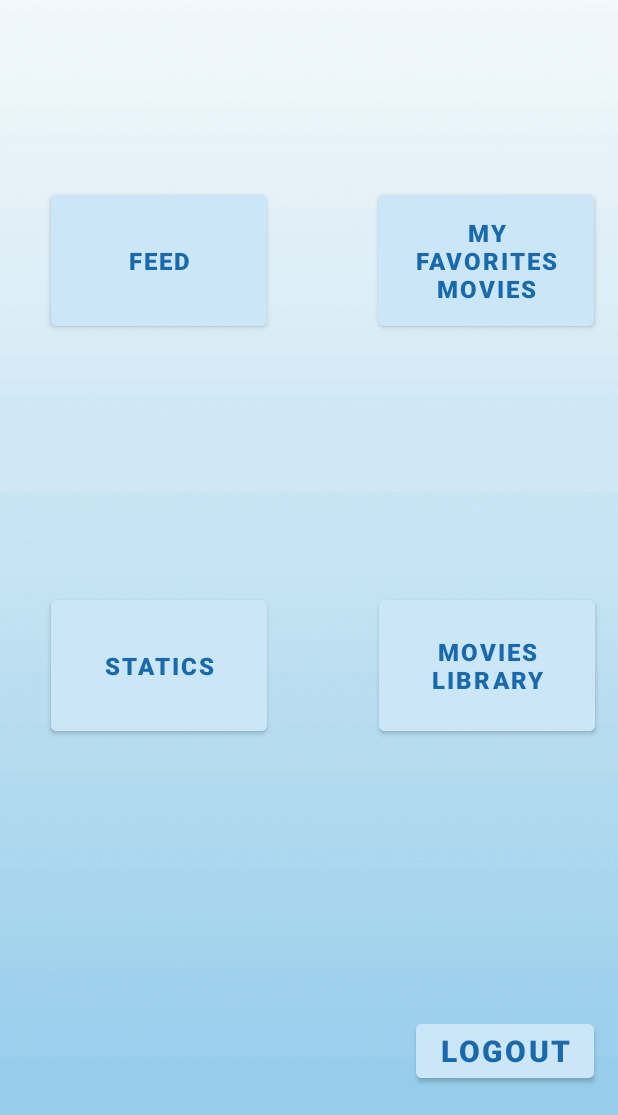
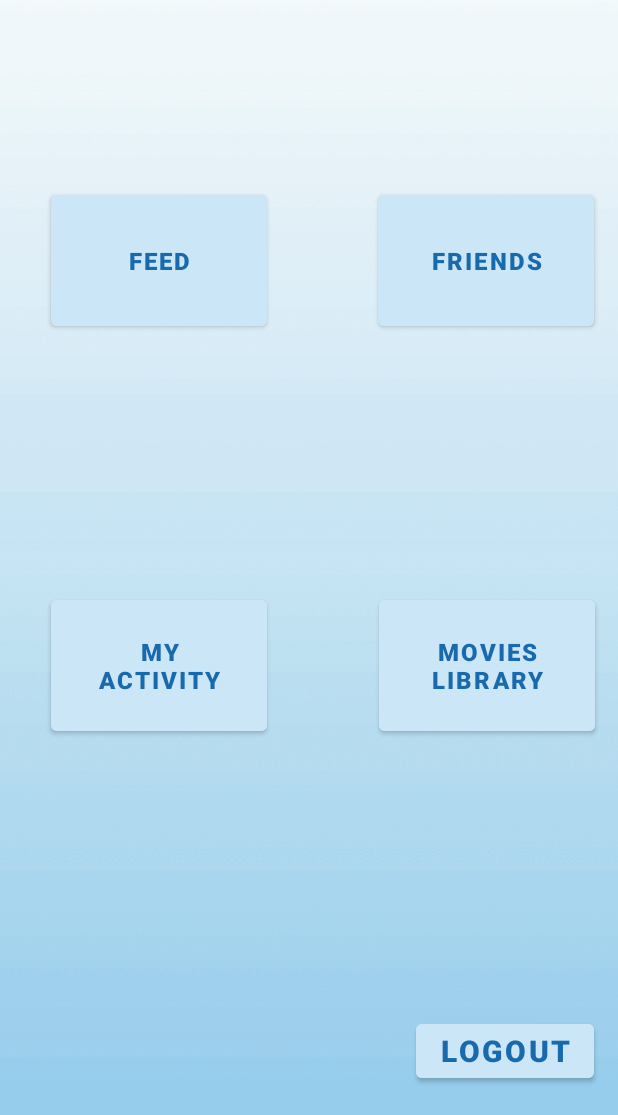
Before and after one commit to DorGetter/We-Watch---S.E.-project, an Android app: the ProfileUser screen opened directly, with no data from a screen before it, on a phone screen of 412 x 824 dp, the part 121-1236 px from its top. Run offline under Robolectric (Android 15) with nearby library versions, the phone set to English and light mode, and no system bars; our stand-ins replace Firebase (no records; nobody signed in at launch, a user with empty details on screens opened directly).

Commit message:
update fields & manager layout

```diff
--- a/app/src/main/AndroidManifest.xml
+++ b/app/src/main/AndroidManifest.xml
@@ -9,7 +9,8 @@
         android:roundIcon="@mipmap/ic_launcher_round"
         android:supportsRtl="true"
         android:theme="@style/Theme.SigningUp">
-        <activity android:name=".VOD"></activity>
+        <activity android:name=".UploadMovie"></activity>
+        <activity android:name=".VOD" />
         <activity android:name=".Feed" />
         <activity android:name=".ForgotPassword" />
         <activity android:name=".ProfileManager" />
--- a/app/src/main/java/com/example/signingup/ProfileUser.java
+++ b/app/src/main/java/com/example/signingup/ProfileUser.java
@@ -27,7 +27,7 @@ public class ProfileUser extends AppCompatActivity implements View.OnClickListen
     private DatabaseReference reference
             = FirebaseDatabase.getInstance().getReference("Users");;
 
-    Button feedButton, staticsButton,moviesLibButton,myFavoritesButton,logOut;
+    Button moviesLibButton,feedButton,FriendsButton,myActivityButton,logOut;
 
 
     @Override
@@ -42,15 +42,15 @@ public class ProfileUser extends AppCompatActivity implements View.OnClickListen
 
 
         feedButton          = (Button) findViewById(R.id.FeedButton)        ;
-        staticsButton       = (Button) findViewById(R.id.StaticsButton)     ;
+        myActivityButton    = (Button) findViewById(R.id.myActivityButton)  ;
         moviesLibButton     = (Button) findViewById(R.id.MoviesButton)      ;
-        myFavoritesButton   = (Button) findViewById(R.id.MyFavoritesButton) ;
+        FriendsButton       = (Button) findViewById(R.id.FriendsButton)     ;
         logOut              = (Button) findViewById(R.id.signOut)           ;
 
         feedButton          .setOnClickListener(this);
-        staticsButton       .setOnClickListener(this);
+        myActivityButton    .setOnClickListener(this);
         moviesLibButton     .setOnClickListener(this);
-        myFavoritesButton   .setOnClickListener(this);
+        FriendsButton       .setOnClickListener(this);
         logOut              .setOnClickListener(this);
 
         // greeting the User (Top Left write user name)
@@ -83,12 +83,12 @@ public class ProfileUser extends AppCompatActivity implements View.OnClickListen
             case R.id.FeedButton:
                 startActivity(new Intent(this,Feed.class));
                 break;
-            case R.id.StaticsButton:
+            case R.id.FriendsButton:
                 break;
             case R.id.MoviesButton:
                 startActivity(new Intent(this,VOD.class));
                 break;
-            case R.id.MyFavoritesButton:
+            case R.id.myActivityButton:
                 break;
             case R.id.signOut:
                 startActivity(new Intent( this,MainActivity.class));
--- a/app/src/main/java/com/example/signingup/RegisterManager.java
+++ b/app/src/main/java/com/example/signingup/RegisterManager.java
@@ -26,7 +26,6 @@ public class RegisterManager extends AppCompatActivity implements View.OnClickLi
     private ImageView banner;
     private TextView registerManager;
     private EditText editTextFullName, editTextAge, editTextEmail, editTextPassword;
-//    private ProgressBar progressBar;
     private FirebaseAuth mAuth;
 
 
--- a/app/src/main/java/com/example/signingup/VOD.java
+++ b/app/src/main/java/com/example/signingup/VOD.java
@@ -36,7 +36,6 @@ public class VOD extends AppCompatActivity {
     public void MyMovies(View view){
         Toast.makeText(VOD.this, "My Movies pressed",Toast.LENGTH_SHORT).show();
     }
-
     public void Comedy(View view){
         Toast.makeText(VOD.this, "Comedy pressed",Toast.LENGTH_SHORT).show();
     }
--- a/app/src/main/java/com/example/signingup/logger_class.java
+++ b/app/src/main/java/com/example/signingup/logger_class.java
@@ -2,8 +2,7 @@ package com.example.signingup;
 
 public class logger_class {
 
-
-
+    public logger_class(){}
 
 
 }
--- a/app/src/main/res/layout/activity_profile_manager.xml
+++ b/app/src/main/res/layout/activity_profile_manager.xml
@@ -158,7 +158,7 @@
         app:layout_constraintVertical_bias="0.364" />
 
     <Button
-        android:id="@+id/StaticsButton"
+        android:id="@+id/M_myActivityButton"
         android:layout_width="144dp"
         android:layout_height="99dp"
         android:layout_marginStart="120dp"
@@ -166,7 +166,7 @@
         android:layout_marginBottom="250dp"
         android:textColor="#196AAD"
         android:backgroundTint="#CBE6F7"
-        android:text="Statistics"
+        android:text="My Activity"
         android:textSize="16dp"
         android:textStyle="bold"
         app:layout_constraintBottom_toBottomOf="parent"
--- a/app/src/main/res/layout/activity_profile_user.xml
+++ b/app/src/main/res/layout/activity_profile_user.xml
@@ -101,14 +101,14 @@
         app:layout_constraintVertical_bias="0.364" />
 
     <Button
-        android:id="@+id/StaticsButton"
+        android:id="@+id/myActivityButton"
         android:layout_width="144dp"
         android:layout_height="99dp"
         android:layout_marginTop="50dp"
         android:layout_marginEnd="120dp"
         android:layout_marginBottom="250dp"
         android:backgroundTint="#CBE6F7"
-        android:text="Statics"
+        android:text="My Activity"
         android:textSize="16dp"
         android:textStyle="bold"
         android:textColor="#196AAD"
@@ -120,13 +120,13 @@
         app:layout_constraintVertical_bias="1.0" />
 
     <Button
-        android:id="@+id/MyFavoritesButton"
+        android:id="@+id/FriendsButton"
         android:layout_width="144dp"
         android:layout_height="99dp"
         android:layout_marginStart="120dp"
         android:layout_marginTop="50dp"
         android:layout_marginBottom="250dp"
-        android:text="My favorites movies"
+        android:text="Friends"
         android:textStyle="bold"
         android:textSize="16dp"
         android:textColor="#196AAD"
```
Also changed, not shown: app/src/main/java/com/example/signingup/ProfileManager.java (+7 -8 lines), app/src/main/java/com/example/signingup/UploadMovie.java (added, +14 -0 lines), app/src/main/java/com/example/signingup/User.java (+17 -1 lines), app/src/main/res/layout/activity_upload_movie.xml (added, +67 -0 lines).
